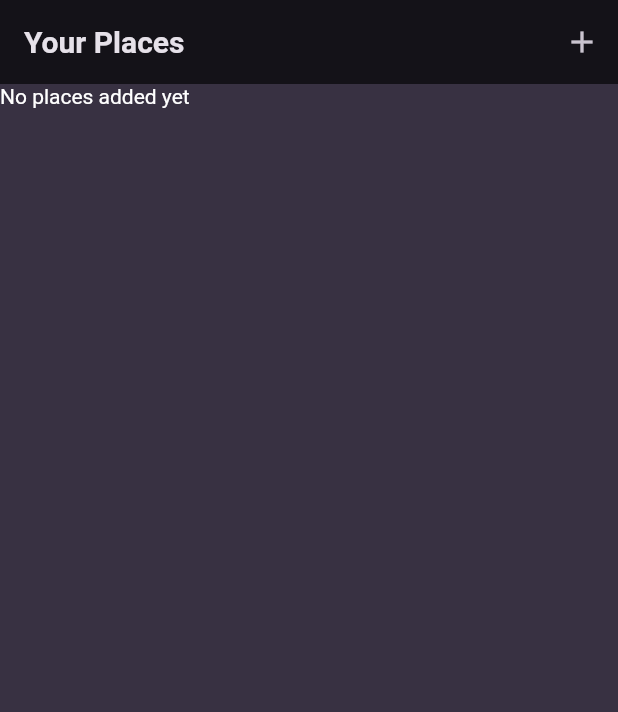
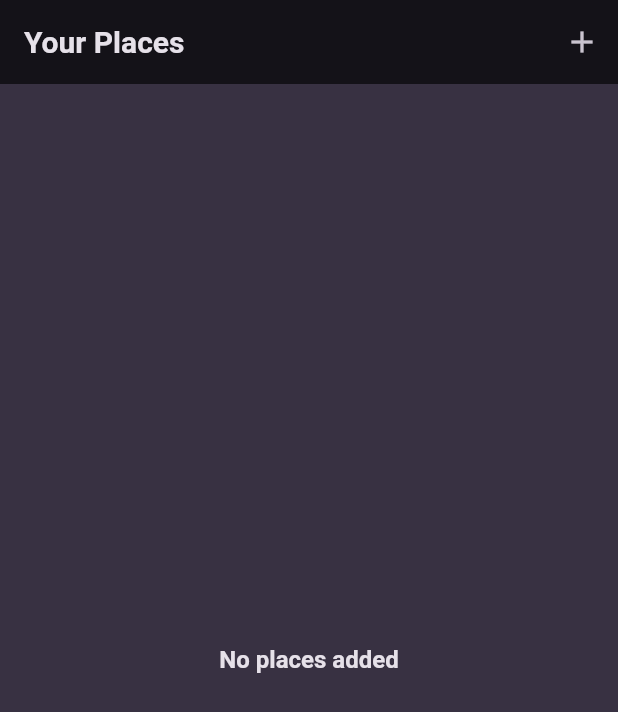
Before and after one commit to guluutku/udemy_lessons, a Flutter app: the screen it shows after launch, on a phone screen of 412 x 824 dp. Shown: the top 712 px of the screen. Run offline on Flutter 3.47's test engine with Material 2 defaults, Android fonts, the phone set to English and light mode, and no system bars; our stand-ins replace flutter_riverpod, google_fonts.

Commit message:
Screen added

```diff
--- a/lib/screens/your_places_screen.dart
+++ b/lib/screens/your_places_screen.dart
@@ -1,6 +1,7 @@
 import 'package:flutter/material.dart';
 import 'package:flutter_riverpod/flutter_riverpod.dart';
 import 'package:udemy_lessons/screens/add_new_place_screen.dart';
+import 'package:udemy_lessons/widgets/places_list.dart';
 
 class YourPlacesScreen extends ConsumerWidget {
   const YourPlacesScreen({super.key});
@@ -28,16 +29,7 @@ class YourPlacesScreen extends ConsumerWidget {
           ),
         ],
       ),
-      body: const SingleChildScrollView(
-        child: Column(
-          children: [
-            Text(
-              'No places added yet',
-              style: TextStyle(color: Colors.white),
-            ),
-          ],
-        ),
-      ),
+      body: const PlacesList(favoritePlaces: [],),
     );
   }
 }
--- /dev/null
+++ b/lib/widgets/places_list.dart
@@ -0,0 +1,35 @@
+import 'package:flutter/material.dart';
+import 'package:udemy_lessons/models/favorite_place.dart';
+
+class PlacesList extends StatelessWidget {
+  const PlacesList({
+    super.key,
+    required this.favoritePlaces,
+  });
+
+  final List<FavoritePlace> favoritePlaces;
+
+  @override
+  Widget build(BuildContext context) {
+    final textTheme = Theme.of(context)
+        .textTheme
+        .titleMedium!
+        .copyWith(color: Theme.of(context).colorScheme.onBackground);
+    return favoritePlaces.isEmpty
+        ? Center(
+            child: Text(
+              'No places added',
+              style: textTheme,
+            ),
+          )
+        : ListView.builder(
+            itemCount: favoritePlaces.length,
+            itemBuilder: (BuildContext context, int index) => ListTile(
+              title: Text(
+                favoritePlaces[index].title,
+                style: textTheme,
+              ),
+            ),
+          );
+  }
+}
```
